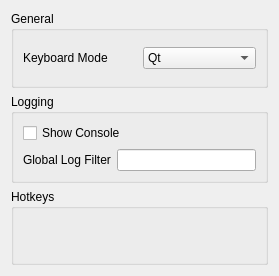
Qt form src/citra/configuration/configure_general.ui (GreenAmaranthine/citra) before a commit.
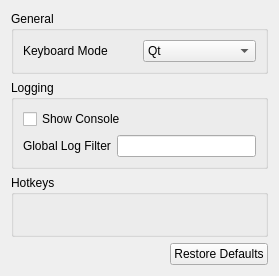
The same form after that commit. Custom widgets are drawn as their Qt base class.

Commit message: add restore defaults; misc changes

The edit to the form file:
```diff
--- a/src/citra/configuration/configure_general.ui
+++ b/src/citra/configuration/configure_general.ui
@@ -106,6 +106,13 @@
        </layout>
       </widget>
      </item>
+     <item alignment="Qt::AlignRight">
+      <widget class="QPushButton" name="restore_defaults">
+       <property name="text">
+        <string>Restore Defaults</string>
+       </property>
+      </widget>
+     </item>
     </layout>
    </item>
   </layout>
```
The commit also changes 27 other files.
